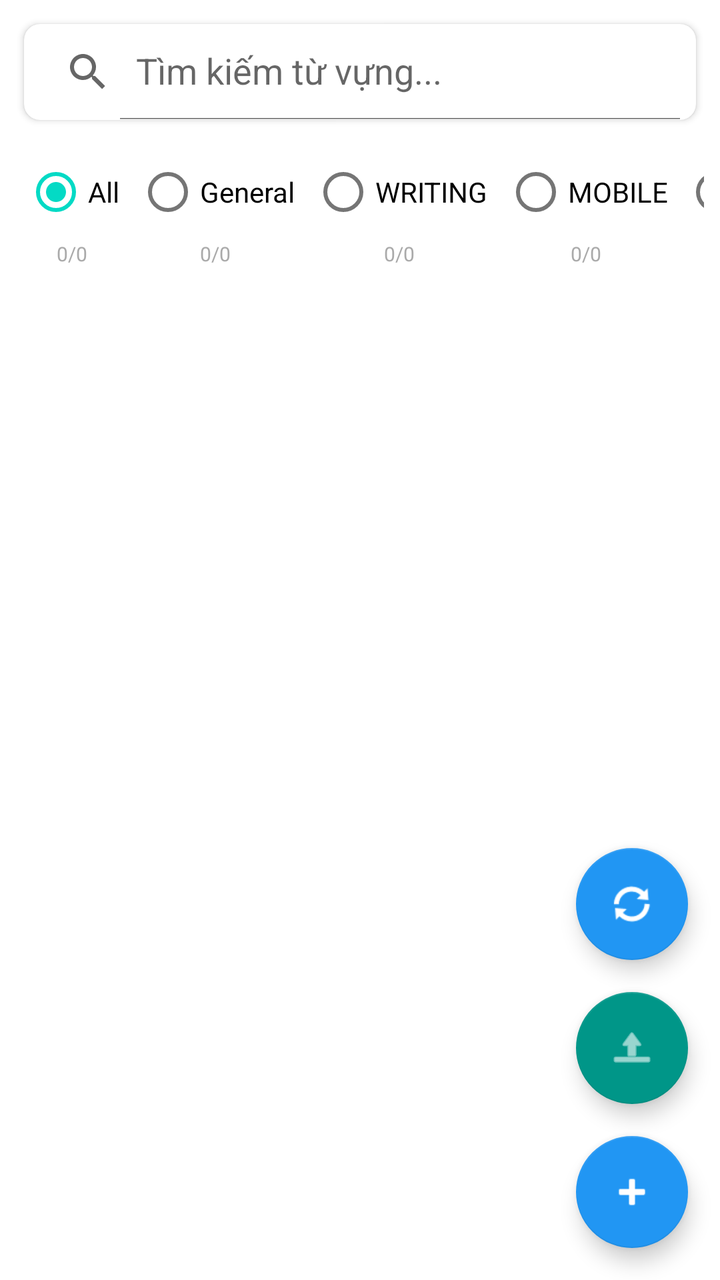
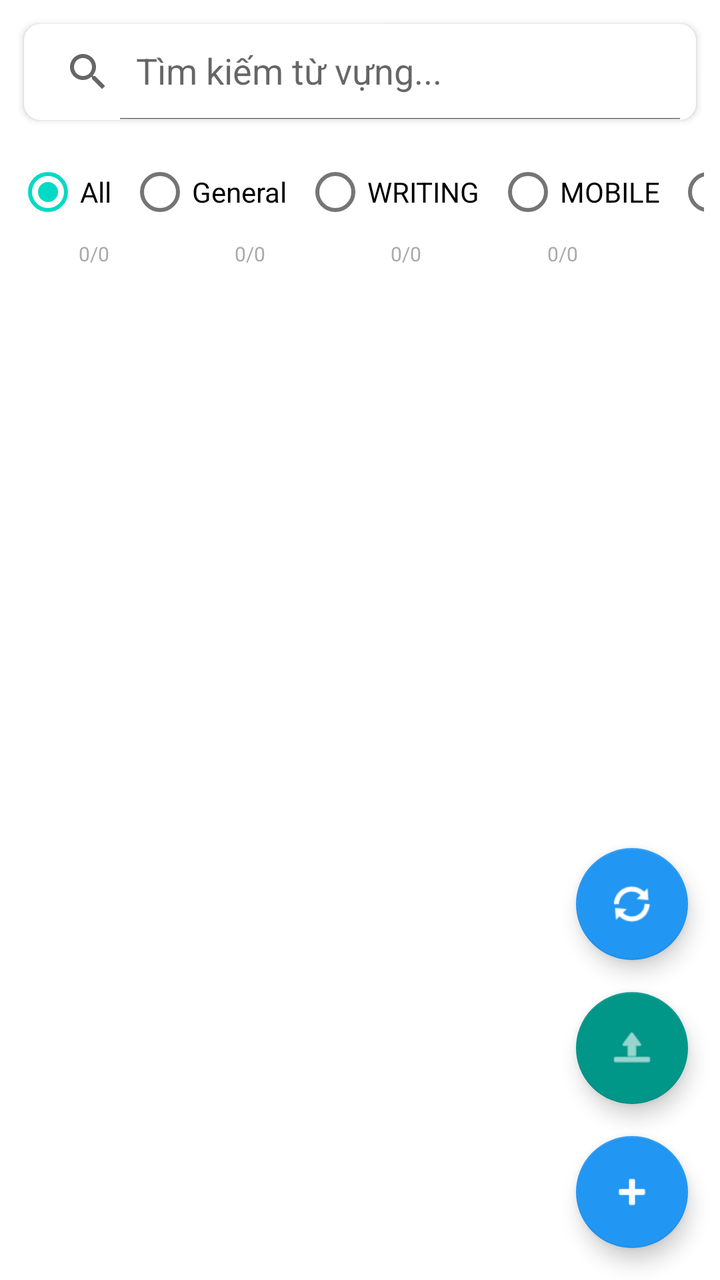

The first picture is an Android layout as it rendered before a commit; the second is the same layout after the commit. The layout source and the unified diff follow.
<!-- AndroidManifest.xml: application theme Theme.SpecialEnglishLearningApp -->
<!-- res/layout/fragment_edit.xml -->
<?xml version="1.0" encoding="utf-8"?>
<androidx.coordinatorlayout.widget.CoordinatorLayout xmlns:android="http://schemas.android.com/apk/res/android"
    xmlns:app="http://schemas.android.com/apk/res-auto"
    android:layout_width="match_parent"
    android:layout_height="match_parent">

    <LinearLayout
        android:layout_width="match_parent"
        android:layout_height="match_parent"
        android:orientation="vertical">

        
        <com.google.android.material.card.MaterialCardView
            android:layout_width="match_parent"
            android:layout_height="wrap_content"
            android:layout_margin="12dp"
            app:cardElevation="2dp"
            app:cardCornerRadius="8dp">

            <androidx.appcompat.widget.SearchView
                android:id="@+id/searchView"
                android:layout_width="match_parent"
                android:layout_height="wrap_content"
                app:queryHint="Tìm kiếm từ vựng..."
                app:iconifiedByDefault="false"
                app:closeIcon="@android:drawable/ic_menu_close_clear_cancel"
                android:background="@android:color/transparent" />

        </com.google.android.material.card.MaterialCardView>

        
        <HorizontalScrollView
            android:layout_width="match_parent"
            android:layout_height="wrap_content"
            android:scrollbars="none"
            android:layout_marginStart="8dp"
            android:layout_marginEnd="8dp"
            android:layout_marginBottom="8dp">

            <RadioGroup
                android:id="@+id/radioGroupCategoryFilter"
                android:layout_width="wrap_content"
                android:layout_height="wrap_content"
                android:orientation="horizontal"
                android:gravity="center">

                <LinearLayout
                    android:layout_width="wrap_content"
                    android:layout_height="wrap_content"
                    android:orientation="vertical"
                    android:gravity="center"
                    android:paddingHorizontal="4dp">
                    <RadioButton
                        android:id="@+id/radioFilterAll"
                        android:layout_width="wrap_content"
                        android:layout_height="wrap_content"
                        android:text="All"
                        android:checked="true" />
                    <TextView
                        android:id="@+id/textStatsAll"
                        android:layout_width="wrap_content"
                        android:layout_height="wrap_content"
                        android:text="0/0"
                        android:textSize="10sp"
                        android:textColor="@android:color/darker_gray" />
                </LinearLayout>

                <LinearLayout
                    android:layout_width="wrap_content"
                    android:layout_height="wrap_content"
                    android:orientation="vertical"
                    android:gravity="center"
                    android:paddingHorizontal="4dp">
                    <RadioButton
                        android:id="@+id/radioFilterGeneral"
                        android:layout_width="wrap_content"
                        android:layout_height="wrap_content"
                        android:text="General" />
                    <TextView
                        android:id="@+id/textStatsGeneral"
                        android:layout_width="wrap_content"
                        android:layout_height="wrap_content"
                        android:text="0/0"
                        android:textSize="10sp"
                        android:textColor="@android:color/darker_gray" />
                </LinearLayout>

                <LinearLayout
                    android:layout_width="wrap_content"
                    android:layout_height="wrap_content"
                    android:orientation="vertical"
                    android:gravity="center"
                    android:paddingHorizontal="4dp">
                    <RadioButton
                        android:id="@+id/radioFilterWriting"
                        android:layout_width="wrap_content"
                        android:layout_height="wrap_content"
                        android:text="WRITING" />
                    <TextView
                        android:id="@+id/textStatsWriting"
                        android:layout_width="wrap_content"
                        android:layout_height="wrap_content"
                        android:text="0/0"
                        android:textSize="10sp"
                        android:textColor="@android:color/darker_gray" />
                </LinearLayout>

                <LinearLayout
                    android:layout_width="wrap_content"
                    android:layout_height="wrap_content"
                    android:orientation="vertical"
                    android:gravity="center"
                    android:paddingHorizontal="4dp">
                    <RadioButton
                        android:id="@+id/radioFilterMobile"
                        android:layout_width="wrap_content"
                        android:layout_height="wrap_content"
                        android:text="MOBILE" />
                    <TextView
                        android:id="@+id/textStatsMobile"
                        android:layout_width="wrap_content"
                        android:layout_height="wrap_content"
                        android:text="0/0"
                        android:textSize="10sp"
                        android:textColor="@android:color/darker_gray" />
                </LinearLayout>

                <LinearLayout
                    android:layout_width="wrap_content"
                    android:layout_height="wrap_content"
                    android:orientation="vertical"
                    android:gravity="center"
                    android:paddingHorizontal="4dp">
                    <RadioButton
                        android:id="@+id/radioFilterWeb"
                        android:layout_width="wrap_content"
                        android:layout_height="wrap_content"
                        android:text="WEB" />
                    <TextView
                        android:id="@+id/textStatsWeb"
                        android:layout_width="wrap_content"
                        android:layout_height="wrap_content"
                        android:text="0/0"
                        android:textSize="10sp"
                        android:textColor="@android:color/darker_gray" />
                </LinearLayout>

            </RadioGroup>

        </HorizontalScrollView>

        
        <androidx.recyclerview.widget.RecyclerView
            android:id="@+id/recyclerViewVocabularies"
            android:layout_width="match_parent"
            android:layout_height="0dp"
            android:layout_weight="1"
            android:padding="12dp"
            android:clipToPadding="false" />

    </LinearLayout>

    <com.google.android.material.floatingactionbutton.FloatingActionButton
        android:id="@+id/fabSync"
        android:layout_width="wrap_content"
        android:layout_height="wrap_content"
        android:layout_gravity="bottom|end"
        android:layout_marginEnd="16dp"
        android:layout_marginBottom="160dp"
        android:src="@android:drawable/ic_popup_sync"
        app:backgroundTint="#2196F3"
        app:tint="@android:color/white" />

    <com.google.android.material.floatingactionbutton.FloatingActionButton
        android:id="@+id/fabBulkImport"
        android:layout_width="wrap_content"
        android:layout_height="wrap_content"
        android:layout_gravity="bottom|end"
        android:layout_marginEnd="16dp"
        android:layout_marginBottom="88dp"
        android:src="@android:drawable/ic_menu_upload"
        app:backgroundTint="#009688"
        app:tint="@android:color/white" />

    <com.google.android.material.floatingactionbutton.FloatingActionButton
        android:id="@+id/fabAddVocabulary"
        android:layout_width="wrap_content"
        android:layout_height="wrap_content"
        android:layout_gravity="bottom|end"
        android:layout_margin="16dp"
        android:src="@android:drawable/ic_input_add"
        app:backgroundTint="@color/blue_500"
        app:tint="@android:color/white" />

</androidx.coordinatorlayout.widget.CoordinatorLayout>
<!-- resources referenced by this layout -->
<resources>
  <color name="blue_500">#FF2196F3</color>
  <style name="Theme.SpecialEnglishLearningApp" parent="Theme.MaterialComponents.DayNight.DarkActionBar">
          
          <item name="colorPrimary">@color/purple_500</item>
          <item name="colorPrimaryVariant">@color/purple_700</item>
          <item name="colorOnPrimary">@color/white</item>
          
          <item name="colorSecondary">@color/teal_200</item>
          <item name="colorSecondaryVariant">@color/teal_700</item>
          <item name="colorOnSecondary">@color/black</item>
          
          <item name="android:statusBarColor">?attr/colorPrimaryVariant</item>
          
      </style>
  <color name="purple_500">#FF6200EE</color>
  <color name="purple_700">#FF3700B3</color>
  <color name="white">#FFFFFFFF</color>
  <color name="teal_200">#FF03DAC5</color>
  <color name="teal_700">#FF018786</color>
  <color name="black">#FF000000</color>
</resources>

<!-- the commit's change to res/layout/fragment_edit.xml (unified diff, before → after) -->
@@ -37,115 +37,115 @@
             android:layout_marginEnd="8dp"
             android:layout_marginBottom="8dp">
 
-            <RadioGroup
-                android:id="@+id/radioGroupCategoryFilter"
+            <LinearLayout
                 android:layout_width="wrap_content"
                 android:layout_height="wrap_content"
-                android:orientation="horizontal"
+                android:orientation="vertical"
                 android:gravity="center">
 
-                <LinearLayout
+                <RadioGroup
+                    android:id="@+id/radioGroupCategoryFilter"
                     android:layout_width="wrap_content"
                     android:layout_height="wrap_content"
-                    android:orientation="vertical"
-                    android:gravity="center"
-                    android:paddingHorizontal="4dp">
+                    android:orientation="horizontal"
+                    android:gravity="center">
+
                     <RadioButton
                         android:id="@+id/radioFilterAll"
                         android:layout_width="wrap_content"
                         android:layout_height="wrap_content"
+                        android:layout_marginEnd="8dp"
                         android:text="All"
                         android:checked="true" />
-                    <TextView
-                        android:id="@+id/textStatsAll"
-                        android:layout_width="wrap_content"
-                        android:layout_height="wrap_content"
-                        android:text="0/0"
-                        android:textSize="10sp"
-                        android:textColor="@android:color/darker_gray" />
-                </LinearLayout>
 
-                <LinearLayout
-                    android:layout_width="wrap_content"
-                    android:layout_height="wrap_content"
-                    android:orientation="vertical"
-                    android:gravity="center"
-                    android:paddingHorizontal="4dp">
                     <RadioButton
                         android:id="@+id/radioFilterGeneral"
                         android:layout_width="wrap_content"
                         android:layout_height="wrap_content"
+                        android:layout_marginEnd="8dp"
                         android:text="General" />
-                    <TextView
-                        android:id="@+id/textStatsGeneral"
-                        android:layout_width="wrap_content"
-                        android:layout_height="wrap_content"
-                        android:text="0/0"
-                        android:textSize="10sp"
-                        android:textColor="@android:color/darker_gray" />
-                </LinearLayout>
 
-                <LinearLayout
-                    android:layout_width="wrap_content"
-                    android:layout_height="wrap_content"
-                    android:orientation="vertical"
-                    android:gravity="center"
-                    android:paddingHorizontal="4dp">
                     <RadioButton
                         android:id="@+id/radioFilterWriting"
                         android:layout_width="wrap_content"
                         android:layout_height="wrap_content"
+                        android:layout_marginEnd="8dp"
                         android:text="WRITING" />
-                    <TextView
-                        android:id="@+id/textStatsWriting"
-                        android:layout_width="wrap_content"
-                        android:layout_height="wrap_content"
-                        android:text="0/0"
-                        android:textSize="10sp"
-                        android:textColor="@android:color/darker_gray" />
-                </LinearLayout>
 
-                <LinearLayout
-                    android:layout_width="wrap_content"
-                    android:layout_height="wrap_content"
-                    android:orientation="vertical"
-                    android:gravity="center"
-                    android:paddingHorizontal="4dp">
                     <RadioButton
                         android:id="@+id/radioFilterMobile"
                         android:layout_width="wrap_content"
                         android:layout_height="wrap_content"
+                        android:layout_marginEnd="8dp"
                         android:text="MOBILE" />
-                    <TextView
-                        android:id="@+id/textStatsMobile"
-                        android:layout_width="wrap_content"
-                        android:layout_height="wrap_content"
-                        android:text="0/0"
-                        android:textSize="10sp"
-                        android:textColor="@android:color/darker_gray" />
-                </LinearLayout>
 
-                <LinearLayout
-                    android:layout_width="wrap_content"
-                    android:layout_height="wrap_content"
-                    android:orientation="vertical"
-                    android:gravity="center"
-                    android:paddingHorizontal="4dp">
                     <RadioButton
                         android:id="@+id/radioFilterWeb"
                         android:layout_width="wrap_content"
                         android:layout_height="wrap_content"
                         android:text="WEB" />
+
+                </RadioGroup>
+
+                <LinearLayout
+                    android:layout_width="match_parent"
+                    android:layout_height="wrap_content"
+                    android:orientation="horizontal"
+                    android:gravity="center">
+
                     <TextView
-                        android:id="@+id/textStatsWeb"
-                        android:layout_width="wrap_content"
+                        android:id="@+id/textStatsAll"
+                        android:layout_width="0dp"
                         android:layout_height="wrap_content"
+                        android:layout_weight="1"
+                        android:gravity="center"
                         android:text="0/0"
                         android:textSize="10sp"
                         android:textColor="@android:color/darker_gray" />
+
+                    <TextView
+                        android:id="@+id/textStatsGeneral"
+                        android:layout_width="0dp"
+                        android:layout_height="wrap_content"
+                        android:layout_weight="1"
+                        android:gravity="center"
+                        android:text="0/0"
+                        android:textSize="10sp"
+                        android:textColor="@android:color/darker_gray" />
+
+                    <TextView
+                        android:id="@+id/textStatsWriting"
+                        android:layout_width="0dp"
+                        android:layout_height="wrap_content"
+                        android:layout_weight="1"
+                        android:gravity="center"
+                        android:text="0/0"
+                        android:textSize="10sp"
+                        android:textColor="@android:color/darker_gray" />
+
+                    <TextView
+                        android:id="@+id/textStatsMobile"
+                        android:layout_width="0dp"
+                        android:layout_height="wrap_content"
+                        android:layout_weight="1"
+                        android:gravity="center"
+                        android:text="0/0"
+                        android:textSize="10sp"
+                        android:textColor="@android:color/darker_gray" />
+
+                    <TextView
+                        android:id="@+id/textStatsWeb"
+                        android:layout_width="0dp"
+                        android:layout_height="wrap_content"
+                        android:layout_weight="1"
+                        android:gravity="center"
+                        android:text="0/0"
+                        android:textSize="10sp"
+                        android:textColor="@android:color/darker_gray" />
+
                 </LinearLayout>
 
-            </RadioGroup>
+            </LinearLayout>
 
         </HorizontalScrollView>
 
